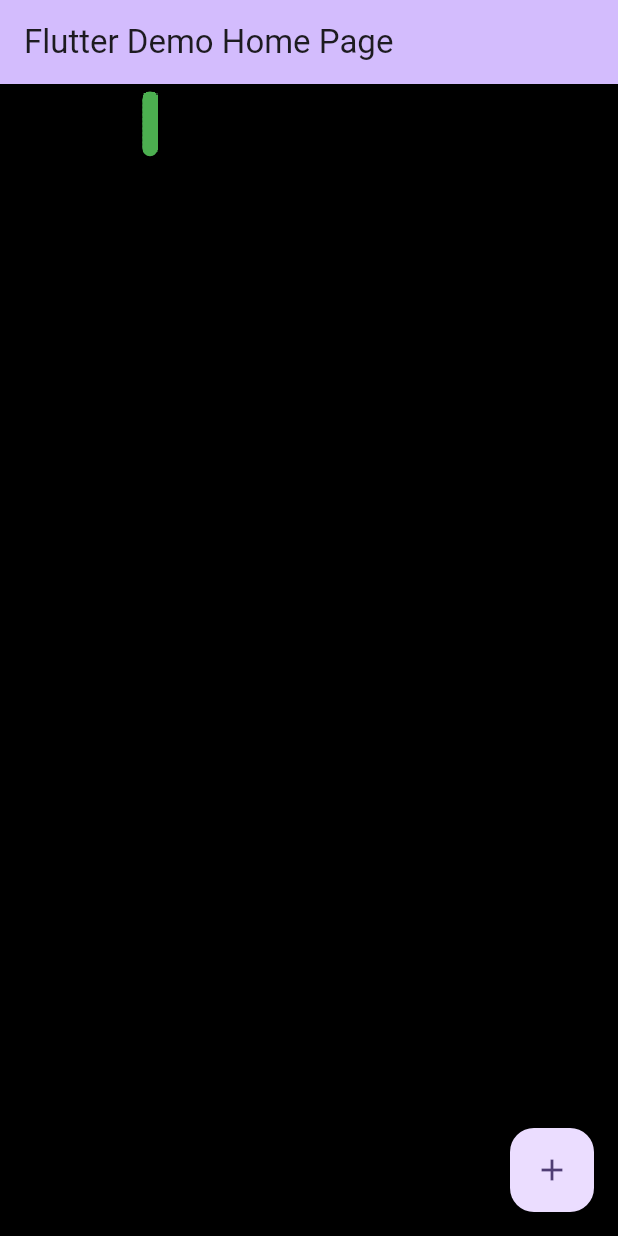
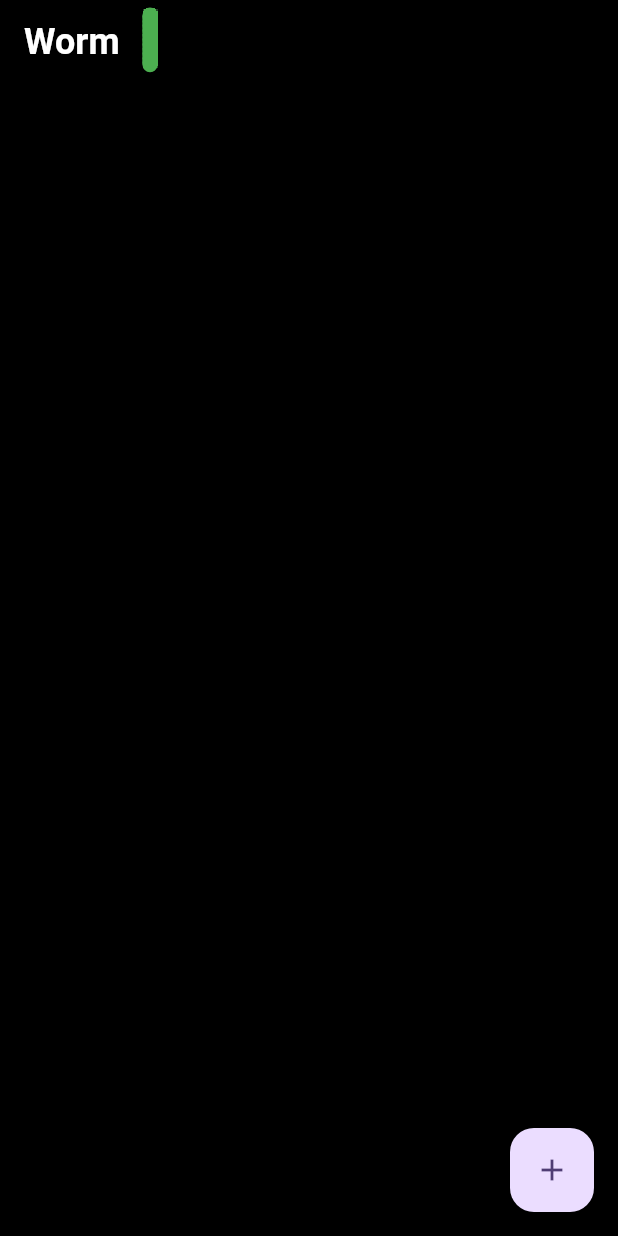
Before and after one commit to sigmarkarl/florm, a Flutter app: the screen it shows after launch, on a phone screen of 412 x 824 dp. Run offline on Flutter 3.47's test engine with Material 3 defaults, Android fonts, the phone set to English and light mode, and no system bars.

Commit message:
Make app bar transparent and overlay canvas with Worm title
- Change title from "Flutter Demo Home Page" to "Worm"
- Make app bar transparent with no elevation
- Set extendBodyBehindAppBar to overlay canvas
- Add white text with shadow for visibility

🤖 Generated with [Claude Code](https://claude.com/claude-code)

Co-Authored-By: Claude <noreply@anthropic.com>

```diff
--- a/lib/main.dart
+++ b/lib/main.dart
@@ -33,7 +33,7 @@ class MyApp extends StatelessWidget {
         colorScheme: ColorScheme.fromSeed(seedColor: Colors.deepPurple),
         useMaterial3: true,
       ),
-      home: const MyHomePage(title: 'Flutter Demo Home Page'),
+      home: const MyHomePage(title: 'Worm'),
     );
   }
 }
@@ -91,14 +91,25 @@ class _MyHomePageState extends State<MyHomePage> with TickerProviderStateMixin {
     // fast, so that you can just rebuild anything that needs updating rather
     // than having to individually change instances of widgets.
     return Scaffold(
+      extendBodyBehindAppBar: true,
       appBar: AppBar(
-        // TRY THIS: Try changing the color here to a specific color (to
-        // Colors.amber, perhaps?) and trigger a hot reload to see the AppBar
-        // change color while the other colors stay the same.
-        backgroundColor: Theme.of(context).colorScheme.inversePrimary,
-        // Here we take the value from the MyHomePage object that was created by
-        // the App.build method, and use it to set our appbar title.
-        title: Text(widget.title),
+        backgroundColor: Colors.transparent,
+        elevation: 0,
+        title: Text(
+          widget.title,
+          style: const TextStyle(
+            color: Colors.white,
+            fontSize: 24,
+            fontWeight: FontWeight.bold,
+            shadows: [
+              Shadow(
+                offset: Offset(1.0, 1.0),
+                blurRadius: 3.0,
+                color: Colors.black54,
+              ),
+            ],
+          ),
+        ),
       ),
       body: Center(
         // Center is a layout widget. It takes a single child and positions it
```
